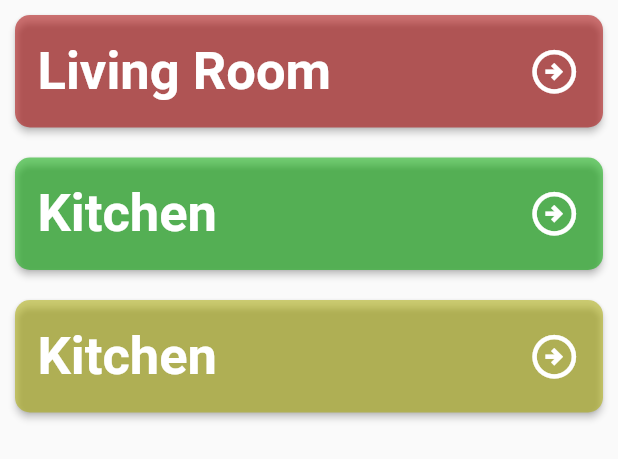
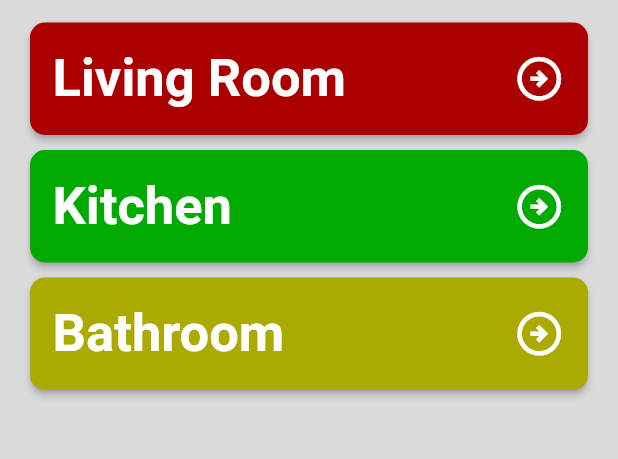
Before and after one commit to silverlightning926/SensiAir-Mobile, a Flutter app: the SensorTab widget shown alone on an empty page, opened directly, on a phone screen of 412 x 824 dp. Shown: the top 459 px of the screen. Run offline on Flutter 3.47's test engine with Material 2 defaults, Android fonts, the phone set to English and light mode, and no system bars.

Commit message:
Exposed OnPressed On Sensor Button

```diff
--- a/lib/components/home_screen_tabs/sensors_tab.dart
+++ b/lib/components/home_screen_tabs/sensors_tab.dart
@@ -12,20 +12,32 @@ class SensorTab extends StatefulWidget {
 class _SensorTabState extends State<SensorTab> {
   @override
   Widget build(BuildContext context) {
-    return Column(
-      crossAxisAlignment: CrossAxisAlignment.stretch,
-      children: const [
+    return Stack(
+      children: [
+        Expanded(
+          child: Container(
+            color: const Color.fromARGB(255, 218, 218, 218),
+          ),
+        ),
+        ListView(
+          padding: const EdgeInsets.all(10),
+          children: [
             SensorButton(
               sensorName: 'Living Room',
-          buttonColor: Color(0x88AA0000),
+              buttonColor: const Color(0xFFAA0000),
+              onPressed: () {},
             ),
             SensorButton(
               sensorName: 'Kitchen',
-          buttonColor: Color(0x8800AA00),
+              buttonColor: const Color(0xFF00AA00),
+              onPressed: () {},
             ),
             SensorButton(
-          sensorName: 'Kitchen',
-          buttonColor: Color(0x88AAAA00),
+              sensorName: 'Bathroom',
+              buttonColor: const Color(0xFFAAAA00),
+              onPressed: () {},
+            ),
+          ],
         ),
       ],
     );
--- a/lib/components/sensor_button.dart
+++ b/lib/components/sensor_button.dart
@@ -3,17 +3,22 @@ import 'package:flutter/material.dart';
 class SensorButton extends StatelessWidget {
   final Color buttonColor;
   final String sensorName;
+  final Function() onPressed;
 
   const SensorButton({
     Key? key,
     required this.buttonColor,
     required this.sensorName,
+    required this.onPressed,
   }) : super(key: key);
 
   @override
   Widget build(BuildContext context) {
     return Padding(
-      padding: const EdgeInsets.all(10.0),
+      padding: const EdgeInsets.symmetric(
+        horizontal: 10,
+        vertical: 5,
+      ),
       child: MaterialButton(
         shape: RoundedRectangleBorder(
           borderRadius: BorderRadius.circular(10),
@@ -21,7 +26,7 @@ class SensorButton extends StatelessWidget {
         height: 75,
         padding: const EdgeInsets.all(15),
         color: buttonColor,
-        onPressed: () {},
+        onPressed: onPressed,
         child: Row(
           mainAxisAlignment: MainAxisAlignment.spaceBetween,
           children: [
```
Lines whose indentation alone changed are shown as unchanged.
